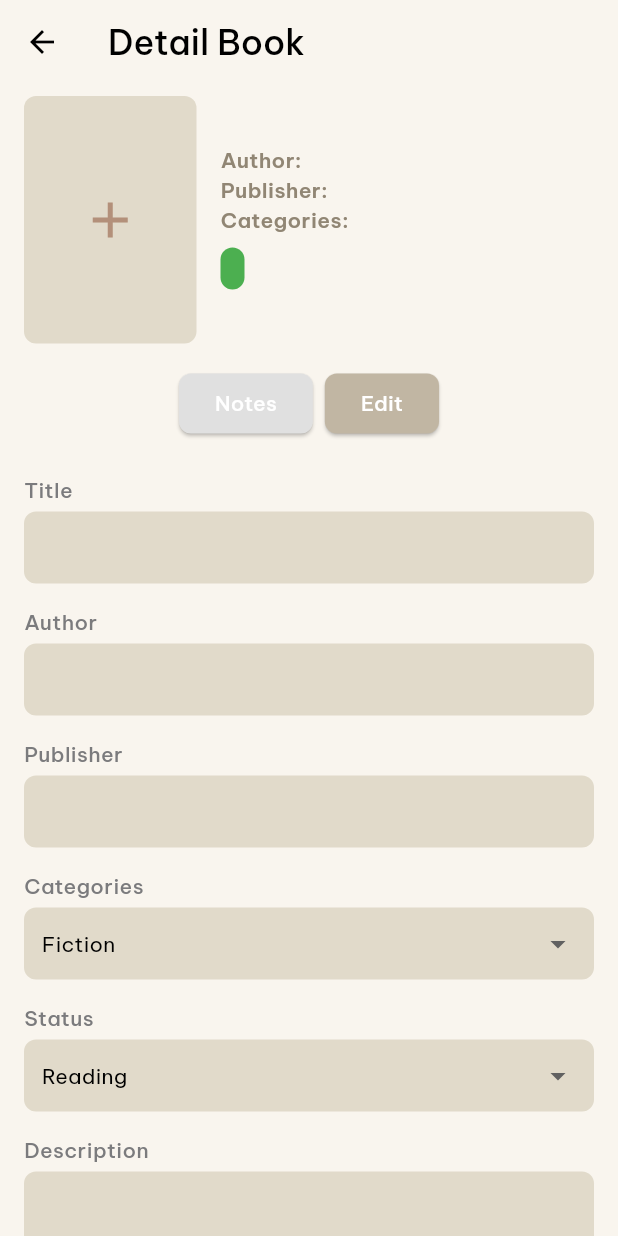
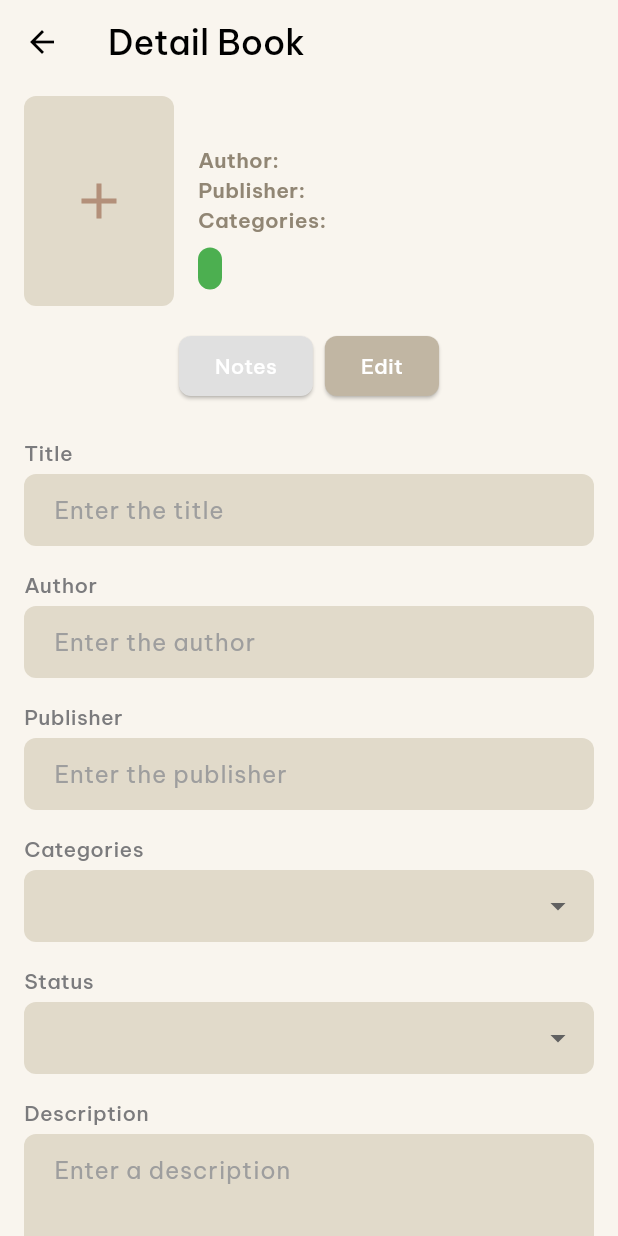
Before and after one commit to AnnisaFadila069/FP-TeknologiBerkembang, a Flutter app: the BookDetailPage screen opened directly with empty values, after a tap on "Edit", on a phone screen of 412 x 824 dp. Run offline on Flutter 3.47's test engine with Material 3 defaults, Android fonts, the phone set to English and light mode, and no system bars; our stand-ins replace cloud_firestore, firebase_auth, firebase_core, google_fonts, shared_preferences; accounts and stored records are empty.

Commit message:
perbaikan kode

```diff
--- a/lib/add_page.dart
+++ b/lib/add_page.dart
@@ -1,6 +1,7 @@
 import 'package:flutter/material.dart';
 import 'package:cloud_firestore/cloud_firestore.dart';
 import 'package:firebase_auth/firebase_auth.dart';
+import 'homescreen.dart';
 
 class AddPage extends StatefulWidget {
   const AddPage({super.key});
@@ -120,7 +121,9 @@ class _AddPageState extends State<AddPage> {
       );
 
       // Pindah ke halaman Home
-      Navigator.pushReplacementNamed(context, '/home');
+      Navigator.pushReplacement( context,
+      MaterialPageRoute(builder: (context) => const HomeScreen()),
+      );
     } catch (e) {
       ScaffoldMessenger.of(context).showSnackBar(
         SnackBar(content: Text('Error: $e')),
--- a/lib/detail_edit.dart
+++ b/lib/detail_edit.dart
@@ -17,6 +17,8 @@ class BookDetailPage extends StatefulWidget {
 class _BookDetailPageState extends State<BookDetailPage> {
   final FirebaseFirestore _firestore = FirebaseFirestore.instance;
   bool isLoading = false;
+
+  // Image
   final List<String> availableImages = [
     'Image/bumi_manusia.jpg',
     'Image/gadis_pantai.jpg',
@@ -64,22 +66,22 @@ class _BookDetailPageState extends State<BookDetailPage> {
   late String initialStatus;
 
   // Variabel untuk menyimpan notes
-  late DateTime notesStartDate;
-  late DateTime notesEndDate;
+  DateTime? notesStartDate;
+  DateTime? notesEndDate;
   late String shortNote;
   late String review;
   bool isFavorite = false; // Nilai default
 
-// Variabel sementara untuk notes
-  late DateTime tempNotesStartDate;
-  late DateTime tempNotesEndDate;
+  // Variabel sementara untuk notes
+  DateTime? tempNotesStartDate;
+  DateTime? tempNotesEndDate;
   late String tempShortNote;
   late String tempReview;
   late bool tempIsFavorite = false;
 
   // Variabel untuk menyimpan data asli dari Firestore
-  late DateTime initialNotesStartDate;
-  late DateTime initialNotesEndDate;
+  DateTime? initialNotesStartDate;
+  DateTime? initialNotesEndDate;
   late String initialShortNote;
   late String initialReview;
   late bool initialIsFavorite = false;
@@ -88,7 +90,7 @@ class _BookDetailPageState extends State<BookDetailPage> {
   late TextEditingController shortNoteController;
   late TextEditingController reviewController;
 
-// Controller untuk format tanggal (opsional jika menggunakan DatePicker)
+  // Controller untuk format tanggal (opsional jika menggunakan DatePicker)
   late TextEditingController notesStartDateController;
   late TextEditingController notesEndDateController;
 
@@ -101,14 +103,23 @@ class _BookDetailPageState extends State<BookDetailPage> {
   void initState() {
     super.initState();
 
-    _titleController = TextEditingController();
-    _authorController = TextEditingController();
-    _publisherController = TextEditingController();
-    _descriptionController = TextEditingController();
+    // Inisialisasi variabel sementara dengan nilai default
+    tempTitle = '';
+    tempAuthor = '';
+    tempPublisher = '';
+    tempDescription = '';
+    tempCategory = 'Fiction';
+    tempStatus = 'Haven’t Read';
+
+    // Inisialisasi TextEditingController
+    _titleController = TextEditingController(text: tempTitle);
+    _authorController = TextEditingController(text: tempAuthor);
+    _publisherController = TextEditingController(text: tempPublisher);
+    _descriptionController = TextEditingController(text: tempDescription);
 
     // Inisialisasi notes
-    notesStartDate = DateTime.now();
-    notesEndDate = DateTime.now();
+    notesStartDate = null;
+    notesEndDate = null;
     shortNote = '';
     review = '';
     isFavorite = false;
@@ -198,25 +209,32 @@ class _BookDetailPageState extends State<BookDetailPage> {
 
           // Data notes
           final notes = data['notes'] ?? {};
-          notesStartDate = (notes['notesStartDate'] as Timestamp?)?.toDate() ??
-              DateTime.now();
-          notesEndDate =
-              (notes['notesEndDate'] as Timestamp?)?.toDate() ?? DateTime.now();
+          notesStartDate = notes['notesStartDate'] != null
+              ? (notes['notesStartDate'] as Timestamp).toDate()
+              : null;
+
+          notesEndDate = notes['notesEndDate'] != null
+              ? (notes['notesEndDate'] as Timestamp).toDate()
+              : null;
           shortNote = notes['shortNote'] ?? '';
           review = notes['review'] ?? '';
           isFavorite = notes['isFavorite'] ?? false;
 
           // Sinkronkan dengan controller
-          notesStartDateController.text =
-              DateFormat('dd-MM-yyyy').format(notesStartDate);
-          notesEndDateController.text =
-              DateFormat('dd-MM-yyyy').format(notesEndDate);
+          notesStartDateController.text = notesStartDate != null
+              ? DateFormat('dd-MM-yyyy').format(notesStartDate!)
+              : '';
+
+          notesEndDateController.text = notesEndDate != null
+              ? DateFormat('dd-MM-yyyy').format(notesEndDate!)
+              : '';
+
           shortNoteController.text = shortNote;
           reviewController.text = review;
 
           // Inisialisasi data notes sementara
-          tempNotesStartDate = notesStartDate;
-          tempNotesEndDate = notesEndDate;
+          tempNotesStartDate = notesStartDate ?? DateTime.now();
+          tempNotesEndDate = notesEndDate ?? DateTime.now();
           tempShortNote = shortNote;
           tempReview = review;
           tempIsFavorite = isFavorite;
@@ -265,10 +283,12 @@ class _BookDetailPageState extends State<BookDetailPage> {
                 tempIsFavorite = initialIsFavorite;
 
                 // Perbarui controller untuk memastikan tampilan sinkron
-                notesStartDateController.text =
-                    DateFormat('dd-MM-yyyy').format(tempNotesStartDate);
-                notesEndDateController.text =
-                    DateFormat('dd-MM-yyyy').format(tempNotesEndDate);
+                notesStartDateController.text = tempNotesStartDate != null
+                    ? DateFormat('dd-MM-yyyy').format(tempNotesStartDate!)
+                    : '';
+                notesEndDateController.text = tempNotesEndDate != null
+                    ? DateFormat('dd-MM-yyyy').format(tempNotesEndDate!)
+                    : '';
                 shortNoteController.text = tempShortNote;
                 reviewController.text = tempReview;
               });
@@ -285,7 +305,7 @@ class _BookDetailPageState extends State<BookDetailPage> {
     );
 
     if (confirm == true) {
-      _saveBook();
+      await _saveBook();
     }
   }
 
@@ -299,8 +319,12 @@ class _BookDetailPageState extends State<BookDetailPage> {
       'status': tempStatus,
       'imagePath': imagePath,
       'notes': {
-        'notesStartDate': Timestamp.fromDate(tempNotesStartDate),
-        'notesEndDate': Timestamp.fromDate(tempNotesEndDate),
+        'notesStartDate': tempNotesStartDate != null
+            ? Timestamp.fromDate(tempNotesStartDate!)
+            : null,
+        'notesEndDate': tempNotesEndDate != null
+            ? Timestamp.fromDate(tempNotesEndDate!)
+            : null,
         'shortNote': tempShortNote,
         'review': tempReview,
         'isFavorite': tempIsFavorite,
@@ -309,17 +333,18 @@ class _BookDetailPageState extends State<BookDetailPage> {
 
     setState(() {
       // Perbarui data utama setelah menyimpan
-      _titleController.text = tempTitle;
-      _authorController.text = tempAuthor;
-      _publisherController.text = tempPublisher;
-      _descriptionController.text = tempDescription;
-      selectedCategory = tempCategory;
-      selectedStatus = tempStatus;
-      notesStartDate = tempNotesStartDate;
-      notesEndDate = tempNotesEndDate;
-      shortNote = tempShortNote;
-      review = tempReview;
-      isFavorite = tempIsFavorite;
+      initialTitle = tempTitle;
+      initialAuthor = tempAuthor;
+      initialPublisher = tempPublisher;
+      initialDescription = tempDescription;
+      initialCategory = tempCategory;
+      initialStatus = tempStatus;
+
+      initialNotesStartDate = tempNotesStartDate;
+      initialNotesEndDate = tempNotesEndDate;
+      initialShortNote = tempShortNote;
+      initialReview = tempReview;
+      initialIsFavorite = tempIsFavorite;
 
       isEditing = false; // Keluar dari mode editing
     });
@@ -369,8 +394,8 @@ class _BookDetailPageState extends State<BookDetailPage> {
                           onTap:
                               _selectImage, // Panggil fungsi pemilihan gambar
                           child: Container(
-                            width: 115,
-                            height: 165,
+                            width: 100,
+                            height: 140,
                             decoration: BoxDecoration(
                               color: const Color(0xFFE1DACA),
                               borderRadius: BorderRadius.circular(8),
@@ -390,72 +415,7 @@ class _BookDetailPageState extends State<BookDetailPage> {
                         ),
                         const SizedBox(width: 16),
                         Expanded(
-                          child: Column(
-                            crossAxisAlignment: CrossAxisAlignment.start,
-                            children: [
-                              Text(
-                                _titleController.text,
-                                style: const TextStyle(
-                                  fontFamily: 'BeVietnamPro',
-                                  fontSize: 18,
-                                  fontWeight: FontWeight.w700,
-                                  color: Color(0xFF7B7B7D),
-                                ),
-                              ),
-                              const SizedBox(height: 8),
-                              Text(
-                                'Author: ${_authorController.text}',
-                                style: const TextStyle(
-                                  fontFamily: 'BeVietnamPro',
-                                  fontSize: 14,
-                                  fontWeight: FontWeight.w600,
-                                  color: Color(0xFF918674),
-                                ),
-                              ),
-                              Text(
-                                'Publisher: ${_publisherController.text}',
-                                style: const TextStyle(
-                                  fontFamily: 'BeVietnamPro',
-                                  fontSize: 14,
-                                  fontWeight: FontWeight.w600,
-                                  color: Color(0xFF918674),
-                                ),
-                              ),
-                              Text(
-                                'Categories: $selectedCategory',
-                                style: const TextStyle(
-                                  fontFamily: 'BeVietnamPro',
-                                  fontSize: 14,
-                                  fontWeight: FontWeight.w600,
-                                  color: Color(0xFF918674),
-                                ),
-                              ),
-                              const SizedBox(height: 8),
-                              Container(
-                                padding: const EdgeInsets.symmetric(
-                                  horizontal: 8,
-                                  vertical: 4,
-                                ),
-                                decoration: BoxDecoration(
-                                  color: selectedStatus == 'Haven’t Read'
-                                      ? Colors.red
-                                      : selectedStatus == 'Reading'
-                                          ? Colors.orange
-                                          : Colors.green,
-                                  borderRadius: BorderRadius.circular(8),
-                                ),
-                                child: Text(
-                                  selectedStatus,
-                                  style: const TextStyle(
-                                    fontFamily: 'BeVietnamPro',
-                                    fontSize: 14,
-                                    fontWeight: FontWeight.w400,
-                                    color: Colors.white,
-                                  ),
-                                ),
-                              ),
-                            ],
-                          ),
+                          child: _buildBookDetail(), // Menampilkan detail buku
                         ),
                       ],
                     ),
@@ -521,6 +481,72 @@ class _BookDetailPageState extends State<BookDetailPage> {
     );
   }
 
+  Widget _buildBookDetail() {
+    return Column(
+      crossAxisAlignment: CrossAxisAlignment.start,
+      children: [
+        Text(
+          initialTitle,
+          style: const TextStyle(
+            fontFamily: 'BeVietnamPro',
+            fontSize: 18,
+            fontWeight: FontWeight.w700,
+            color: Color(0xFF7B7B7D),
+          ),
+        ),
+        const SizedBox(height: 8),
+        Text(
+          'Author: $initialAuthor',
+          style: const TextStyle(
+            fontFamily: 'BeVietnamPro',
+            fontSize: 14,
+            fontWeight: FontWeight.w600,
+            color: Color(0xFF918674),
+          ),
+        ),
+        Text(
+          'Publisher: $initialPublisher',
+          style: const TextStyle(
+            fontFamily: 'BeVietnamPro',
+            fontSize: 14,
+            fontWeight: FontWeight.w600,
+            color: Color(0xFF918674),
+          ),
+        ),
+        Text(
+          'Categories: $initialCategory',
+          style: const TextStyle(
+            fontFamily: 'BeVietnamPro',
+            fontSize: 14,
+            fontWeight: FontWeight.w600,
+            color: Color(0xFF918674),
+          ),
+        ),
+        const SizedBox(height: 8),
+        Container(
+          padding: const EdgeInsets.symmetric(horizontal: 8, vertical: 4),
+          decoration: BoxDecoration(
+            color: initialStatus == 'Haven’t Read'
+                ? Colors.red
+                : initialStatus == 'Reading'
+                    ? Colors.orange
+                    : Colors.green,
+            borderRadius: BorderRadius.circular(8),
+          ),
+          child: Text(
+            initialStatus,
+            style: const TextStyle(
+              fontFamily: 'BeVietnamPro',
+              fontSize: 14,
+              fontWeight: FontWeight.w400,
+              color: Colors.white,
+            ),
+          ),
+        ),
+      ],
+    );
+  }
+
   Future<void> _selectImage() async {
     final selectedImage = await showDialog<String>(
       context: context,
@@ -563,6 +589,11 @@ class _BookDetailPageState extends State<BookDetailPage> {
       setState(() {
         imagePath = selectedImage;
       });
+
+      // Simpan perubahan gambar ke Firestore
+      await _firestore.collection('books').doc(widget.bookId).update({
+        'imagePath': imagePath,
+      });
     }
   }
 
@@ -572,20 +603,26 @@ class _BookDetailPageState extends State<BookDetailPage> {
       children: [
         CustomTextField(
           label: 'Starting Reading on',
-          hintText: 'dd-mm-yyyy',
+          hintText: 'Enter Start Date',
           controller: notesStartDateController,
           onTap: () async {
             DateTime? pickedDate = await showDatePicker(
               context: context,
-              initialDate: tempNotesStartDate,
+              initialDate: tempNotesStartDate ?? DateTime.now(),
               firstDate: DateTime(2000),
               lastDate: DateTime(2100),
             );
             if (pickedDate != null) {
               setState(() {
-                tempNotesStartDate = pickedDate; // Perbarui nilai sementara
-                notesStartDateController.text = DateFormat('dd-MM-yyyy')
-                    .format(pickedDate); // Sinkron controller
+                tempNotesStartDate = pickedDate;
+                notesStartDateController.text =
+                    DateFormat('dd-MM-yyyy').format(pickedDate);
+              });
+            } else {
+              setState(() {
+                tempNotesStartDate = null;
+                notesStartDateController
+                    .clear(); // Kosongkan TextField jika null
               });
             }
           },
@@ -594,20 +631,25 @@ class _BookDetailPageState extends State<BookDetailPage> {
         ),
         CustomTextField(
           label: 'Finished Reading on',
-          hintText: 'dd-mm-yyyy',
+          hintText: 'Enter End Date',
           controller: notesEndDateController,
           onTap: () async {
             DateTime? pickedDate = await showDatePicker(
               context: context,
-              initialDate: tempNotesEndDate,
+              initialDate: tempNotesEndDate ?? DateTime.now(),
               firstDate: DateTime(2000),
               lastDate: DateTime(2100),
             );
             if (pickedDate != null) {
               setState(() {
-                tempNotesEndDate = pickedDate; // Perbarui nilai sementara
-                notesEndDateController.text = DateFormat('dd-MM-yyyy')
-                    .format(pickedDate); // Sinkron controller
+                tempNotesEndDate = pickedDate;
+                notesEndDateController.text =
+                    DateFormat('dd-MM-yyyy').format(pickedDate);
+              });
+            } else {
+              setState(() {
+                tempNotesEndDate = null;
+                notesEndDateController.clear(); // Kosongkan TextField jika null
               });
             }
           },
@@ -701,7 +743,7 @@ class _BookDetailPageState extends State<BookDetailPage> {
       children: [
         CustomTextField(
           label: 'Title',
-          hintText: tempTitle,
+          hintText: 'Enter the title', // Hint jika kosong
           controller: _titleController,
           onChanged: (value) {
             setState(() {
@@ -711,7 +753,7 @@ class _BookDetailPageState extends State<BookDetailPage> {
         ),
         CustomTextField(
           label: 'Author',
-          hintText: tempAuthor,
+          hintText: 'Enter the author', // Hint jika kosong
           controller: _authorController,
           onChanged: (value) {
             setState(() {
@@ -721,7 +763,7 @@ class _BookDetailPageState extends State<BookDetailPage> {
         ),
         CustomTextField(
           label: 'Publisher',
-          hintText: tempPublisher,
+          hintText: 'Enter the publisher', // Hint jika kosong
           controller: _publisherController,
           onChanged: (value) {
             setState(() {
@@ -748,25 +790,7 @@ class _BookDetailPageState extends State<BookDetailPage> {
             'Children’s Books',
             'Graphic Novels & Comics',
           ],
-          value: [
-            'Fiction',
-            'Non-Fiction',
-            'Self-Help & Personal Development',
-            'Business & Finance',
-            'Science & Technology',
-            'Health & Wellness',
-            'Biography & Memoir',
-            'History',
-            'Religion & Spirituality',
-            'Education & Reference',
-            'Art & Design',
-            'Travel & Adventure',
-            'Poetry',
-            'Children’s Books',
-            'Graphic Novels & Comics',
-          ].contains(tempCategory)
-              ? tempCategory
-              : 'Fiction', // Fallback jika nilai tidak valid
+          value: tempCategory,
           onChanged: (value) {
             setState(() {
               tempCategory = value!;
@@ -776,9 +800,7 @@ class _BookDetailPageState extends State<BookDetailPage> {
         CustomDropdown(
           label: 'Status',
           items: const ['Haven’t Read', 'Reading', 'Finished'],
-          value: ['Haven’t Read', 'Reading', 'Finished'].contains(tempStatus)
-              ? tempStatus
-              : 'Reading', // Fallback jika nilai tidak valid
+          value: tempStatus,
           onChanged: (value) {
             setState(() {
               tempStatus = value!;
@@ -787,7 +809,7 @@ class _BookDetailPageState extends State<BookDetailPage> {
         ),
         CustomTextField(
           label: 'Description',
-          hintText: tempDescription,
+          hintText: 'Enter a description', // Hint jika kosong
           controller: _descriptionController,
           maxLines: 4,
           onChanged: (value) {
@@ -870,4 +892,13 @@ class _BookDetailPageState extends State<BookDetailPage> {
       ],
     );
   }
+
+  @override
+  void dispose() {
+    _titleController.dispose();
+    _authorController.dispose();
+    _publisherController.dispose();
+    _descriptionController.dispose();
+    super.dispose();
+  }
 }
--- a/lib/main.dart
+++ b/lib/main.dart
@@ -4,8 +4,6 @@ import 'package:google_fonts/google_fonts.dart';
 import 'splash.dart';
 import 'homescreen.dart';
 import 'history.dart';
-import 'add_page.dart';
-import 'detail_edit.dart';
 import 'package:firebase_core/firebase_core.dart';
 
 void main() async {
```
Also changed, not shown: lib/history.dart (+42 -40 lines).
